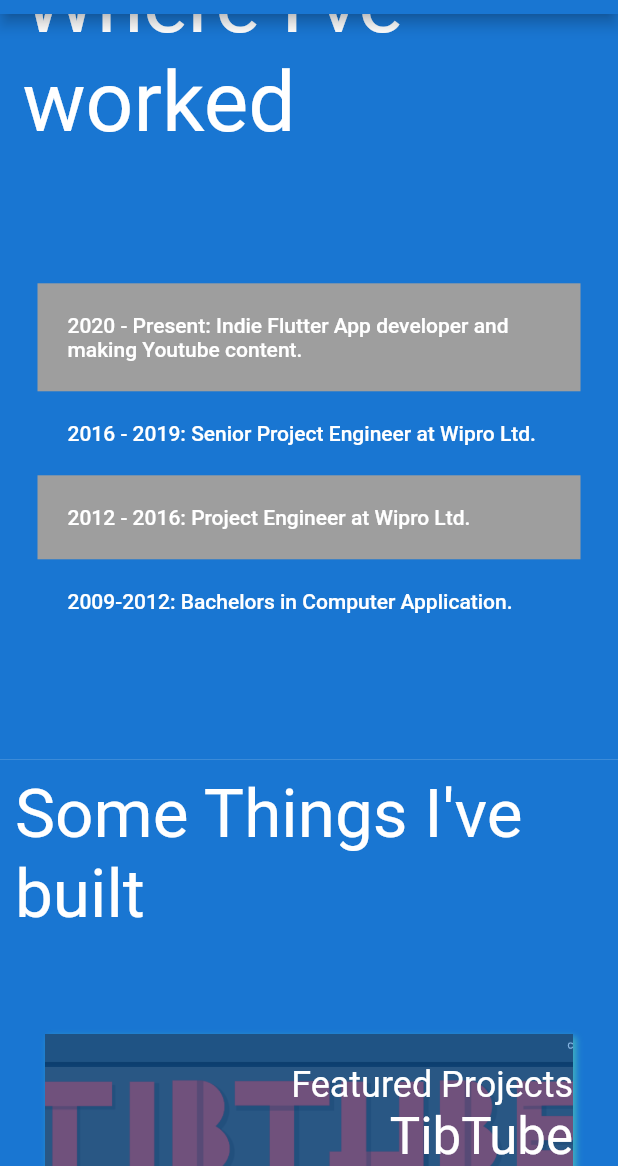
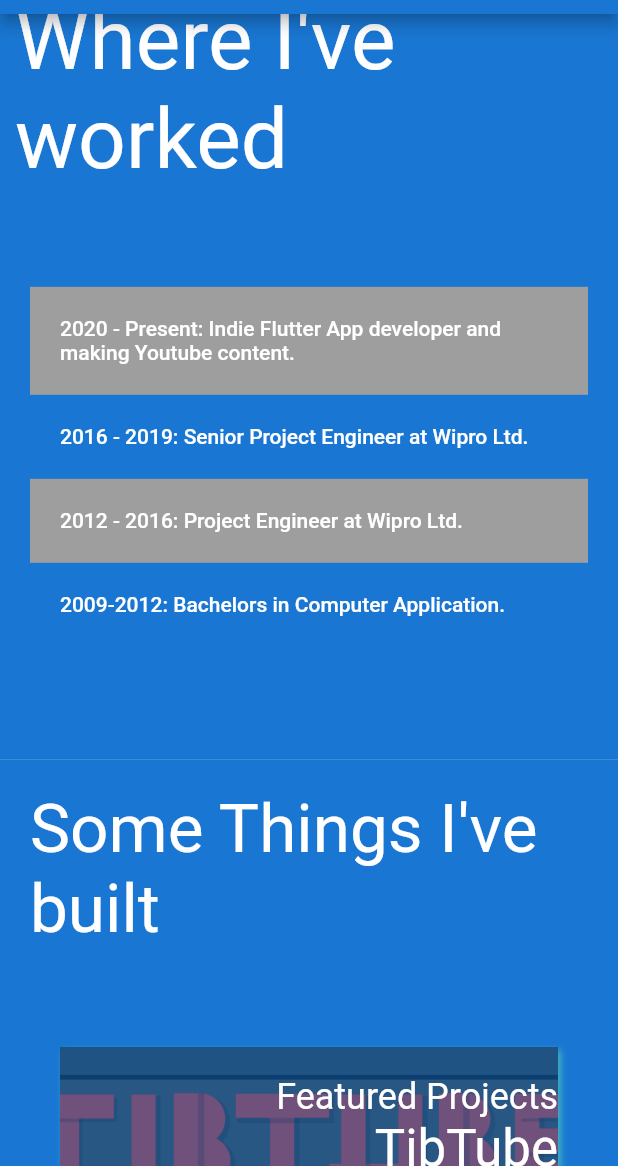
Before and after one commit to gyakhoe/portfolio, a Flutter app: the screen it shows after launch, scrolled down 1728 dp, on a phone screen of 412 x 824 dp, the part 70-1236 px from its top. Run offline on Flutter 3.47's test engine with Material 2 defaults, Android fonts, the phone set to English and light mode, and no system bars; our stand-ins replace bloc, font_awesome_flutter; generated files the repository leaves out were written again.

Commit message:
mobile UI updated to main, about, and experiance page

```diff
--- a/lib/experiance/views/experiance_page.dart
+++ b/lib/experiance/views/experiance_page.dart
@@ -8,21 +8,11 @@ class ExperiancePage extends StatelessWidget {
   @override
   Widget build(BuildContext context) {
     final l10n = context.l10n;
-    return Container(
-      margin: isMobileView(context: context)
-          ? const EdgeInsets.symmetric(horizontal: 10, vertical: 10)
-          : const EdgeInsets.symmetric(horizontal: 100),
-      padding: isMobileView(context: context)
-          ? const EdgeInsets.all(5)
-          : const EdgeInsets.all(50),
-      width: double.infinity,
-      child: Column(
-        mainAxisAlignment: MainAxisAlignment.center,
+    return Column(
+      mainAxisAlignment: MainAxisAlignment.spaceEvenly,
       children: [
-          Expanded(
-            flex: isMobileView(context: context) ? 3 : 2,
-            child: isMobileView(context: context)
-                ? Center(
+        if (isMobileView(context: context))
+          Center(
             child: Text(
               l10n.experianceTitle,
               style: Theme.of(context)
@@ -31,7 +21,8 @@ class ExperiancePage extends StatelessWidget {
                   ?.copyWith(color: Colors.white),
             ),
           )
-                : Row(
+        else
+          Row(
             children: [
               Text(
                 l10n.experianceTitle,
@@ -53,14 +44,11 @@ class ExperiancePage extends StatelessWidget {
               ),
             ],
           ),
-          ),
-          Expanded(
-            flex: isMobileView(context: context) ? 6 : 8,
-            child: Row(
+        if (isMobileView(context: context))
+          _experianceDetail(context: context, l10n: l10n)
+        else
+          Row(
             children: [
-                if (isMobileView(context: context))
-                  const SizedBox()
-                else
               const Expanded(
                 flex: 2,
                 child: Align(
@@ -75,7 +63,19 @@ class ExperiancePage extends StatelessWidget {
               ),
               Expanded(
                 flex: 8,
-                  child: Container(
+                child: _experianceDetail(context: context, l10n: l10n),
+              ),
+            ],
+          )
+      ],
+    );
+  }
+
+  Container _experianceDetail({
+    required BuildContext context,
+    required AppLocalizations l10n,
+  }) {
+    return Container(
       margin: isMobileView(context: context)
           ? const EdgeInsets.all(5)
           : const EdgeInsets.all(50),
@@ -91,10 +91,7 @@ class ExperiancePage extends StatelessWidget {
             color: Colors.grey,
             child: Text(
               l10n.experiancePresent,
-                            style: Theme.of(context)
-                                .textTheme
-                                .bodyLarge!
-                                .copyWith(
+              style: Theme.of(context).textTheme.bodyLarge!.copyWith(
                     color: Colors.white,
                   ),
             ),
@@ -103,10 +100,7 @@ class ExperiancePage extends StatelessWidget {
             padding: const EdgeInsets.all(20),
             child: Text(
               l10n.experiance2019,
-                            style: Theme.of(context)
-                                .textTheme
-                                .bodyLarge!
-                                .copyWith(
+              style: Theme.of(context).textTheme.bodyLarge!.copyWith(
                     color: Colors.white,
                   ),
             ),
@@ -116,10 +110,7 @@ class ExperiancePage extends StatelessWidget {
             color: Colors.grey,
             child: Text(
               l10n.experiance2016,
-                            style: Theme.of(context)
-                                .textTheme
-                                .bodyLarge!
-                                .copyWith(
+              style: Theme.of(context).textTheme.bodyLarge!.copyWith(
                     color: Colors.white,
                   ),
             ),
@@ -128,23 +119,13 @@ class ExperiancePage extends StatelessWidget {
             padding: const EdgeInsets.all(20),
             child: Text(
               l10n.experiance2012,
-                            style: Theme.of(context)
-                                .textTheme
-                                .bodyLarge!
-                                .copyWith(
+              style: Theme.of(context).textTheme.bodyLarge!.copyWith(
                     color: Colors.white,
                   ),
             ),
           ),
         ],
       ),
-                  ),
-                ),
-              ],
-            ),
-          )
-        ],
-      ),
     );
   }
 }
--- a/lib/home/views/home_page.dart
+++ b/lib/home/views/home_page.dart
@@ -67,12 +67,10 @@ class _HomeView extends StatelessWidget {
         _homeContent(
           content: const MainPage(),
           context: context,
-          color: Theme.of(context).primaryColorDark,
         ),
         _homeContent(
           content: const AboutPage(),
           context: context,
-          color: Theme.of(context).primaryColorDark,
         ),
         _homeContent(
           content: const ExperiancePage(),
@@ -80,7 +78,6 @@ class _HomeView extends StatelessWidget {
           height: isMobileView(context: context)
               ? MediaQuery.of(context).size.height * 0.7
               : MediaQuery.of(context).size.height,
-          color: Theme.of(context).primaryColorDark,
         ),
         _homeContent(
           content: const WorkPage(),
@@ -110,13 +107,16 @@ class _HomeView extends StatelessWidget {
   Container _homeContent({
     required Widget content,
     required BuildContext context,
-    required Color color,
+    Color? color,
     double? height,
   }) {
     return Container(
+      width: MediaQuery.of(context).size.width,
       height: height ?? MediaQuery.of(context).size.height,
-      width: MediaQuery.of(context).size.width,
-      color: color,
+      padding: isMobileView(context: context)
+          ? const EdgeInsets.all(10)
+          : const EdgeInsets.symmetric(horizontal: 100, vertical: 10),
+      color: color ?? Theme.of(context).primaryColorDark,
       child: Center(
         child: content,
       ),
```
Also changed, not shown: lib/about/views/about_page.dart (+25 -48 lines), lib/main/views/main_page.dart (+9 -12 lines), pubspec.lock, 1 other file. Lines whose indentation alone changed are shown as unchanged.
